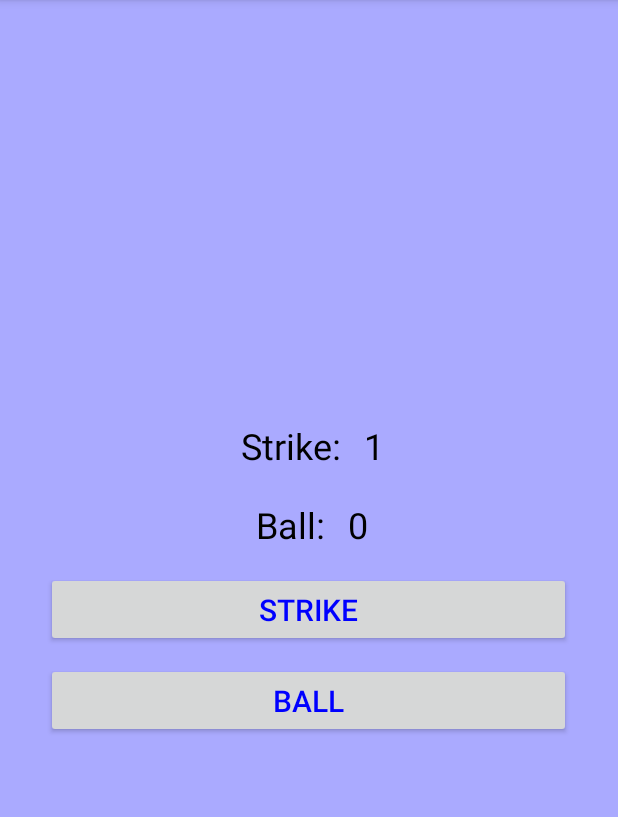
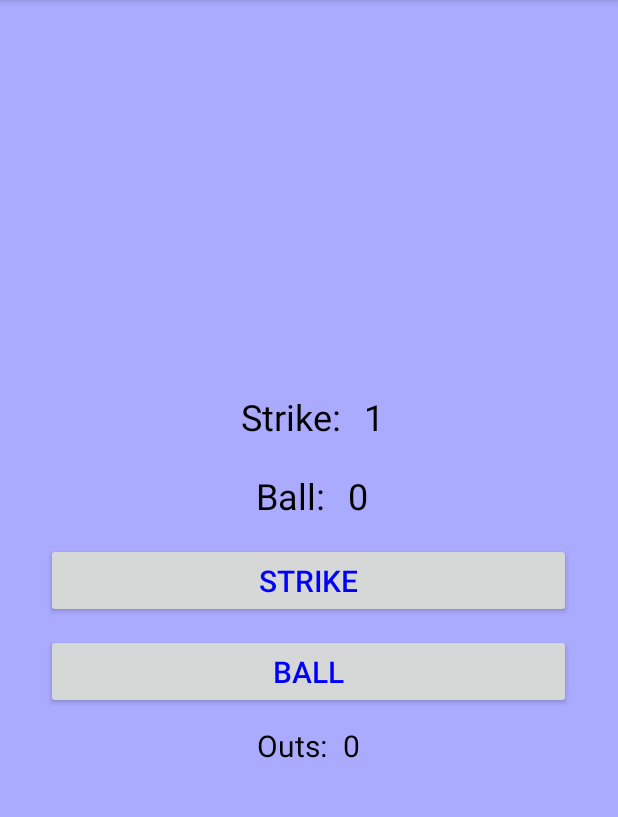
Before and after one commit to m-warnock/UmpireBuddy, an Android app: the screen it shows after launch (MainActivity), after a tap on "STRIKE", on a phone screen of 412 x 824 dp, the part 84-901 px from its top. Run offline under Robolectric (Android 15) with nearby library versions, the light colour scheme and no system bars; 1 statement that could not run was skipped.

Commit message:
UmpireBuddy Lab 2 complete

```diff
--- a/app/src/main/java/com/michael/android/umpirebuddy/MainActivity.java
+++ b/app/src/main/java/com/michael/android/umpirebuddy/MainActivity.java
@@ -1,9 +1,15 @@
 package com.michael.android.umpirebuddy;
 
+import android.content.Context;
 import android.content.DialogInterface;
+import android.content.Intent;
+import android.content.SharedPreferences;
 import android.support.v7.app.AlertDialog;
 import android.support.v7.app.AppCompatActivity;
 import android.os.Bundle;
+import android.view.Menu;
+import android.view.MenuInflater;
+import android.view.MenuItem;
 import android.view.View;
 import android.widget.Button;
 import android.widget.TextView;
@@ -12,50 +18,44 @@ public class MainActivity extends AppCompatActivity {
 
     private Button mStrikeButton;
     private Button mBallButton;
+    private Button mResetButton;
     private TextView mStrikeCounter;
     private TextView mBallCounter;
-
-    private Counter[] mStrikeCounterViews = new Counter[] {
-            new Counter(R.string.counter_0),
-            new Counter(R.string.counter_1),
-            new Counter(R.string.counter_2),
-            new Counter(R.string.counter_3)
-    };
-
-    private Counter[] mBallCounterViews = new Counter[] {
-            new Counter(R.string.counter_0),
-            new Counter(R.string.counter_1),
-            new Counter(R.string.counter_2),
-            new Counter(R.string.counter_3),
-            new Counter(R.string.counter_4)
-    };
-
-    private int mCurrentStrikeIndex = 0;
-    private int mCurrentBallIndex = 0;
-
+    private TextView outCount;
+    private int intOutCount = 0;
+    private int strikeCount = 0;
+    private int ballCount = 0;
 
     protected void onCreate(Bundle savedInstanceState) {
         super.onCreate(savedInstanceState);
         setContentView(R.layout.activity_main);
 
         mStrikeCounter = (TextView) findViewById(R.id.strike_counter);
-        final int strikeCount = mStrikeCounterViews[mCurrentStrikeIndex].getTextResId();
-        mStrikeCounter.setText(strikeCount);
+        mStrikeCounter.setText(Integer.toString(strikeCount));
 
         mBallCounter = (TextView)findViewById(R.id.ball_counter);
-        int ballCount = mBallCounterViews[mCurrentBallIndex].getTextResId();
-        mBallCounter.setText(ballCount);
+        mBallCounter.setText(Integer.toString(ballCount));
+
+        outCount = (TextView) findViewById(R.id.out_count);
+        //check for saved outcount in shared preferences
+        intOutCount = getValue(MainActivity.this);
+        if(intOutCount != 0 ) {
+            outCount.setText(Integer.toString(intOutCount));
+        }
+        else {
+            intOutCount = 0;
+            outCount.setText(Integer.toString(intOutCount));
+        }
 
         //Define Strike Button and Set Listener
         mStrikeButton = (Button) findViewById(R.id.strike_button);
         mStrikeButton.setOnClickListener(new View.OnClickListener() {
             @Override
             public void onClick(View v) {
-                mCurrentStrikeIndex = (mCurrentStrikeIndex + 1) % mStrikeCounterViews.length;
-                int strikeCount = mStrikeCounterViews[mCurrentStrikeIndex].getTextResId();
-                mStrikeCounter.setText(strikeCount);
+                strikeCount++;
+                mStrikeCounter.setText(Integer.toString(strikeCount));
                 //if strike count == 3 pop up alert
-                if (mCurrentStrikeIndex % mStrikeCounterViews.length == 3) {
+                if (strikeCount == 3) {
                     AlertDialog.Builder alertBuilder = new AlertDialog.Builder(MainActivity.this);
                     alertBuilder.setCancelable(false)
                             .setTitle("OUT!")
@@ -68,28 +68,31 @@ public class MainActivity extends AppCompatActivity {
                     AlertDialog strikeOutAlert = alertBuilder.create();
                     strikeOutAlert.show();
 
-                    //reset to 0
-                    mCurrentStrikeIndex = 0;
-                    strikeCount = mStrikeCounterViews[mCurrentStrikeIndex].getTextResId();
-                    mStrikeCounter.setText(strikeCount);
 
-                    mCurrentBallIndex = 0;
-                    int ballCount = mBallCounterViews[mCurrentBallIndex].getTextResId();
-                    mBallCounter.setText(ballCount);
+                    //reset strike & ball count to 0
+                    strikeCount = 0;
+                    mStrikeCounter.setText(Integer.toString(strikeCount));
+
+                    ballCount = 0;
+                    mBallCounter.setText(Integer.toString(ballCount));
+
+                    //increase outs count
+                    intOutCount++;
+                    outCount.setText(Integer.toString(intOutCount));
+
                 }
             }
         });
 
-        //Define Ball Buttin and set Listener
+        //Define Ball Button and set Listener
         mBallButton = (Button) findViewById(R.id.ball_button);
         mBallButton.setOnClickListener(new View.OnClickListener(){
             @Override
             public void onClick(View v){
-                mCurrentBallIndex = (mCurrentBallIndex + 1) % mBallCounterViews.length;
-                int ballCount = mBallCounterViews[mCurrentBallIndex].getTextResId();
-                mBallCounter.setText(ballCount);
+                ballCount++;
+                mBallCounter.setText(Integer.toString(ballCount));
                 //if ball count == 4 pop up alert
-                if (mCurrentBallIndex % mBallCounterViews.length == 4) {
+                if (ballCount == 4) {
                     AlertDialog.Builder alertBuilder = new AlertDialog.Builder(MainActivity.this);
                     alertBuilder.setCancelable(false)
                             .setTitle("WALK!")
@@ -103,16 +106,78 @@ public class MainActivity extends AppCompatActivity {
                     WalkAlert.show();
 
                     //reset to 0
-                    mCurrentStrikeIndex = 0;
-                    int strikeCount = mStrikeCounterViews[mCurrentStrikeIndex].getTextResId();
-                    mStrikeCounter.setText(strikeCount);
+                    strikeCount = 0;
+                    mStrikeCounter.setText(Integer.toString(strikeCount));
 
-                    mCurrentBallIndex = 0;
-                    ballCount = mBallCounterViews[mCurrentBallIndex].getTextResId();
-                    mBallCounter.setText(ballCount);
+                    ballCount = 0;
+                    mBallCounter.setText(Integer.toString(ballCount));
 
+                    //increase outs count
+                    intOutCount++;
+                    outCount.setText(Integer.toString(intOutCount));
                 }
             }
         });
     }
+    @Override
+    public boolean onCreateOptionsMenu(Menu menu){
+
+        MenuInflater inflater = getMenuInflater();
+        inflater.inflate(R.menu.about_menu, menu);
+        return true;
+
+    }
+
+    @Override
+    public boolean onOptionsItemSelected(MenuItem item){
+        int id = item.getItemId();
+
+        if(id == R.id.menu_item_about){
+            startActivity(new Intent(this, AboutActivity.class));
+        }
+        else if(id == R.id.reset_button){
+            clearSharedPreference(MainActivity.this);
+            intOutCount = strikeCount = ballCount = 0;
+            outCount.setText(Integer.toString(intOutCount));
+            mStrikeCounter.setText(Integer.toString(strikeCount));
+            mBallCounter.setText(Integer.toString(ballCount));
+        }
+
+        return super.onOptionsItemSelected(item);
+    }
+    @Override
+    public void onBackPressed() {
+        super.onBackPressed();
+        save(MainActivity.this, intOutCount);
+
+    }
+
+    public void save(Context context, int intnumber) {
+        SharedPreferences settings;
+        SharedPreferences.Editor editor;
+        settings = context.getSharedPreferences("outcount", Context.MODE_PRIVATE);
+        editor = settings.edit();
+
+        editor.putInt("outcount", intnumber);
+        editor.commit();
+    }
+
+    public int getValue(Context context) {
+        SharedPreferences settings;
+        int intnumber;
+        settings = context.getSharedPreferences("outcount", Context.MODE_PRIVATE); //1
+        intnumber = settings.getInt("outcount", 0); //2
+        return intnumber;
+    }
+
+    public void clearSharedPreference(Context context) {
+        SharedPreferences settings;
+        SharedPreferences.Editor editor;
+
+        settings = context.getSharedPreferences("outcount", Context.MODE_PRIVATE);
+        editor = settings.edit();
+
+        editor.clear();
+        editor.commit();
+    }
 }
--- a/app/src/main/res/layout/activity_main.xml
+++ b/app/src/main/res/layout/activity_main.xml
@@ -4,6 +4,7 @@
     android:gravity="center"
     android:orientation="vertical"
     android:background="#aaaaff">
+
 
     <LinearLayout
         android:layout_width="wrap_content"
@@ -79,4 +80,28 @@
         android:textColor="#0000ff"
         android:text="@string/ball_button_label"/>
 
+    <LinearLayout
+        android:layout_width="wrap_content"
+        android:layout_height="wrap_content"
+        android:gravity="center"
+        android:orientation="horizontal">
+
+        <TextView
+            android:layout_width="wrap_content"
+            android:layout_height="wrap_content"
+            android:textColor="#000000"
+            android:textSize="20sp"
+            android:padding="5sp"
+            android:text="@string/outs_label"/>
+
+        <TextView
+            android:id="@+id/out_count"
+            android:layout_width="wrap_content"
+            android:layout_height="wrap_content"
+            android:textColor="#000000"
+            android:textSize="20sp"
+            android:padding="5sp"
+            android:text="@string/outs_count"/>
+
+    </LinearLayout>
 </LinearLayout>
--- a/app/src/main/res/values/strings.xml
+++ b/app/src/main/res/values/strings.xml
@@ -3,6 +3,7 @@
 
     <string name="strike_text">Strike: </string>
     <string name="ball_text">Ball: </string>
+    <string name="outs_label">Outs:</string>
 
     <string name="counter_0">0</string>
     <string name="counter_1">1</string>
@@ -10,6 +11,10 @@
     <string name="counter_3">3</string>
     <string name="counter_4">4</string>
 
+    <string name="outs_count">0</string>
+
     <string name="strike_button_label">Strike</string>
     <string name="ball_button_label">Ball</string>
+    <string name="about_label">About</string>
+    <string name="about_textbody">UmpireBuddy by Michael Warnock</string>
 </resources>
```
Also changed, not shown: app/src/main/AndroidManifest.xml (+5 -3 lines), app/src/main/java/com/michael/android/umpirebuddy/AboutActivity.java (added, +13 -0 lines), app/src/main/res/layout/activity_about.xml (added, +15 -0 lines), app/src/main/ic_launcher-web.png (added), app/src/main/res/mipmap-hdpi/ic_launcher.png, app/src/main/res/mipmap-mdpi/ic_launcher.png, app/src/main/res/mipmap-xhdpi/ic_launcher.png, app/src/main/res/mipmap-xxhdpi/ic_launcher.png, app/src/main/res/mipmap-xxxhdpi/ic_launcher.png.
